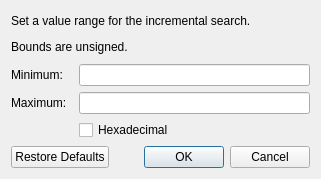
This is src/rangedialog.ui in Cubitect/cubiomes-viewer as Qt 5 draws it before an edit. The edited form follows.
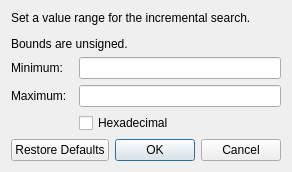
This is the edited form. Icons and pictures are not drawn.

Diff of the .ui file:
```diff
--- a/src/rangedialog.ui
+++ b/src/rangedialog.ui
@@ -2,14 +2,6 @@
 <ui version="4.0">
  <class>RangeDialog</class>
  <widget class="QDialog" name="RangeDialog">
-  <property name="geometry">
-   <rect>
-    <x>0</x>
-    <y>0</y>
-    <width>321</width>
-    <height>179</height>
-   </rect>
-  </property>
   <property name="windowTitle">
    <string>Search range</string>
   </property>
```
Left out of the diff: 2 changed lines with no effect on the pictures.
